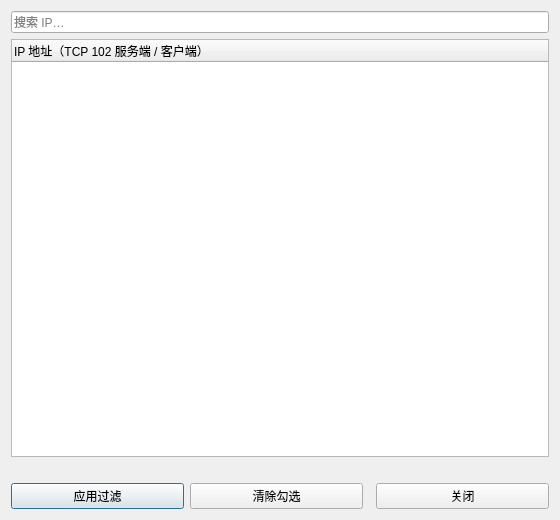
marshalyyx2000/wireshark, file ui/qt/mms_ip_classify_dialog.ui: the form before one commit.
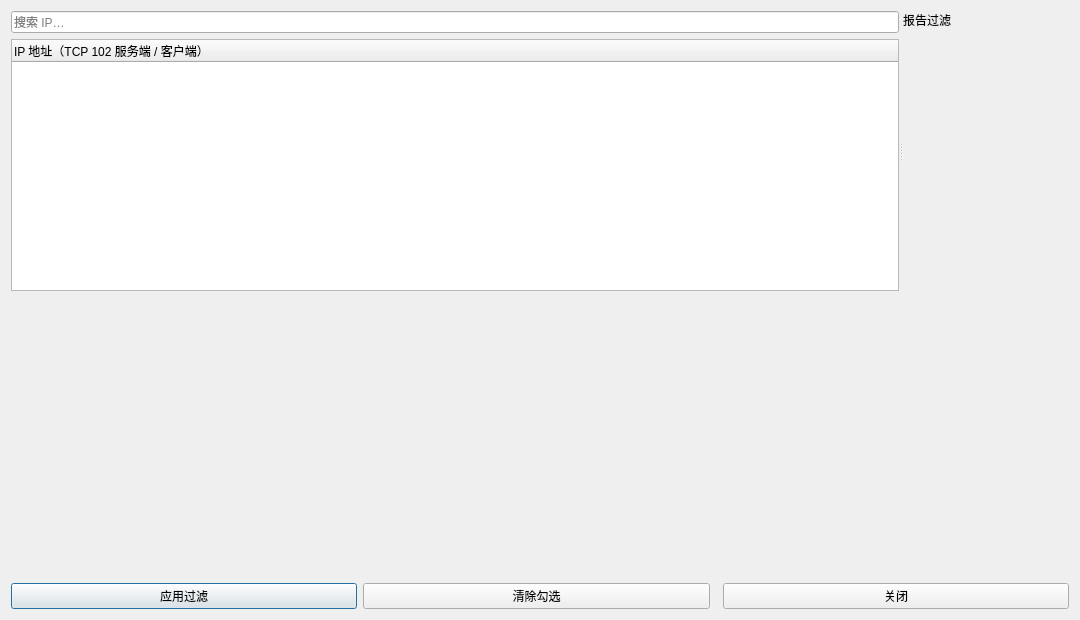
The form after the commit.

Commit message:
Embed MMS report filtering in IP classify dialog for Binyao 0.10.3.
Extract a shared report filter widget, combine IP and report criteria in one dialog, simplify the report filter layout, and tighten the default window sizing.

```diff
--- a/ui/qt/mms_ip_classify_dialog.ui
+++ b/ui/qt/mms_ip_classify_dialog.ui
@@ -6,8 +6,8 @@
    <rect>
     <x>0</x>
     <y>0</y>
-    <width>560</width>
-    <height>520</height>
+    <width>1080</width>
+    <height>620</height>
    </rect>
   </property>
   <property name="windowTitle">
@@ -15,6 +15,25 @@
   </property>
   <layout class="QVBoxLayout" name="verticalLayout">
    <item>
+    <widget class="QSplitter" name="mainSplitter">
+     <property name="orientation">
+      <enum>Qt::Orientation::Horizontal</enum>
+     </property>
+     <widget class="QWidget" name="ipPanel" native="true">
+      <layout class="QVBoxLayout" name="ipPanelLayout">
+       <property name="leftMargin">
+        <number>0</number>
+       </property>
+       <property name="topMargin">
+        <number>0</number>
+       </property>
+       <property name="rightMargin">
+        <number>0</number>
+       </property>
+       <property name="bottomMargin">
+        <number>0</number>
+       </property>
+       <item>
     <widget class="QLineEdit" name="searchEdit">
      <property name="placeholderText">
       <string>搜索 IP…</string>
@@ -46,6 +65,56 @@
        <string>IP 地址（TCP 102 服务端 / 客户端）</string>
       </property>
      </column>
+        </widget>
+       </item>
+      </layout>
+     </widget>
+     <widget class="QWidget" name="reportPanel" native="true">
+      <layout class="QVBoxLayout" name="reportPanelLayout">
+       <property name="leftMargin">
+        <number>0</number>
+       </property>
+       <property name="topMargin">
+        <number>0</number>
+       </property>
+       <property name="rightMargin">
+        <number>0</number>
+       </property>
+       <property name="bottomMargin">
+        <number>0</number>
+       </property>
+       <item>
+        <widget class="QLabel" name="reportPanelTitle">
+         <property name="text">
+          <string>报告过滤</string>
+         </property>
+        </widget>
+       </item>
+       <item>
+        <widget class="QWidget" name="reportFilterContainer" native="true">
+         <property name="sizePolicy">
+          <sizepolicy hsizetype="Preferred" vsizetype="Maximum">
+           <horstretch>0</horstretch>
+           <verstretch>0</verstretch>
+          </sizepolicy>
+         </property>
+        </widget>
+       </item>
+       <item>
+        <spacer name="reportPanelSpacer">
+         <property name="orientation">
+          <enum>Qt::Orientation::Vertical</enum>
+         </property>
+         <property name="sizeHint" stdset="0">
+          <size>
+           <width>20</width>
+           <height>40</height>
+          </size>
+         </property>
+        </spacer>
+       </item>
+      </layout>
+     </widget>
     </widget>
    </item>
    <item>
```
Lines whose indentation alone changed are shown as unchanged. The commit also changes 11 other files.
